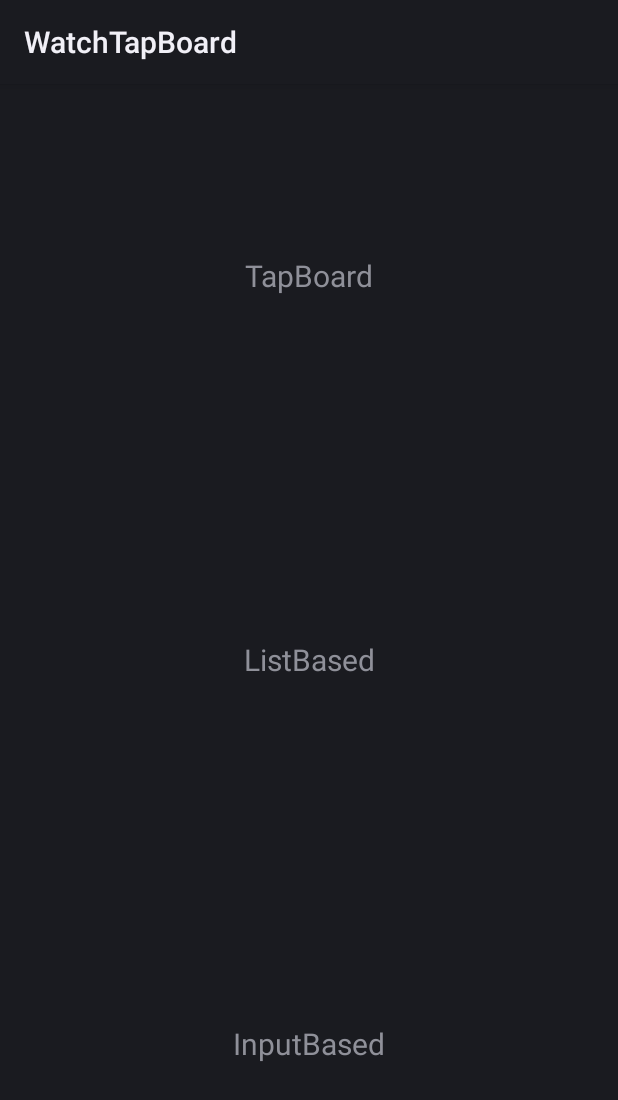
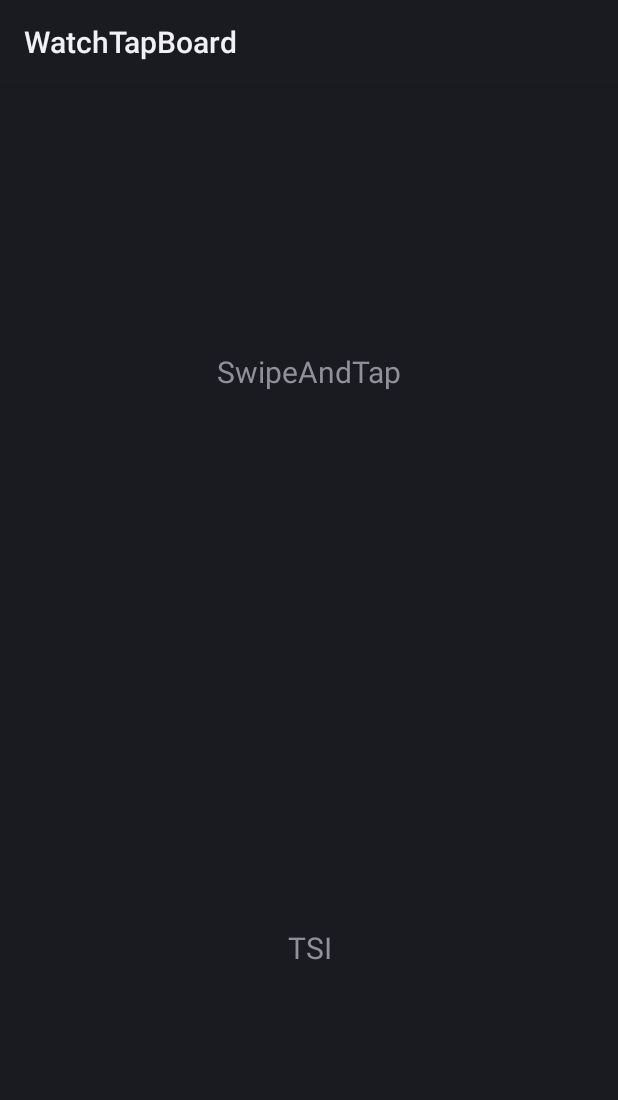
Before and after one commit to pinetree408/AutoSwitchingLSI, an Android app: the screen it shows after launch (MainActivity), on a phone screen of 412 x 824 dp. Shown: the top 1100 px of the screen. Run offline under Robolectric (Android 15) with nearby library versions, the phone set to English and light mode, and no system bars; plain views replace BoxInsetLayout; 7 statements that could not run were skipped.

Commit message:
Add base listview and base tsi

```diff
--- a/app/src/main/res/layout/activity_main.xml
+++ b/app/src/main/res/layout/activity_main.xml
@@ -18,8 +18,8 @@
             android:layout_width="match_parent"
             android:layout_height="0dp"
             android:layout_weight="1"
-            android:id="@+id/task_tapboard"
-            android:text="TapBoard"
+            android:id="@+id/task_swipeandtap"
+            android:text="SwipeAndTap"
             android:textAlignment="center"
             android:gravity="center"
             android:textSize="20dp"
@@ -28,18 +28,8 @@
             android:layout_width="match_parent"
             android:layout_height="0dp"
             android:layout_weight="1"
-            android:id="@+id/task_listbased"
-            android:text="ListBased"
-            android:textAlignment="center"
-            android:gravity="center"
-            android:textSize="20dp"
-            />
-        <TextView
-            android:layout_width="match_parent"
-            android:layout_height="0dp"
-            android:layout_weight="1"
-            android:id="@+id/task_inputbased"
-            android:text="InputBased"
+            android:id="@+id/task_tsi"
+            android:text="TSI"
             android:textAlignment="center"
             android:gravity="center"
             android:textSize="20dp"
@@ -72,18 +62,11 @@
             >
             <TextView
                 android:layout_width="match_parent"
-                android:layout_height="36dp"
-                android:id="@+id/target"
-                android:gravity="left|center"
-                android:textAlignment="gravity"
-                android:paddingLeft="6dp"
-                android:textStyle="bold"
-                />
-            <TextView
-                android:layout_width="match_parent"
-                android:layout_height="35dp"
-                android:id="@+id/input"
-                android:paddingLeft="6dp"
+                android:layout_height="71dp"
+                android:id="@+id/place_holder"
+                android:textColor="@color/red"
+                android:textAlignment="center"
+                android:gravity="center"
                 />
             <com.pinetree408.research.watchtapboard.TapBoardView
                 android:id="@+id/tapboard"
```
Also changed, not shown: app/src/main/java/com/pinetree408/research/watchtapboard/MainActivity.java (+91 -75 lines).
